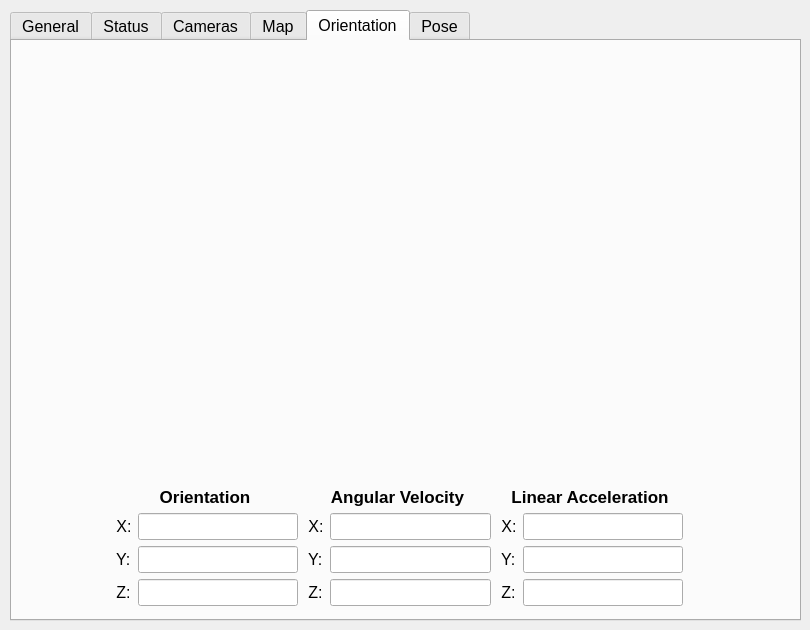
Qt form packages/extras/ezrassor_dashboard/resources/interfaces/main_window.ui (FlaSpaceInst/EZ-RASSOR) before a commit.
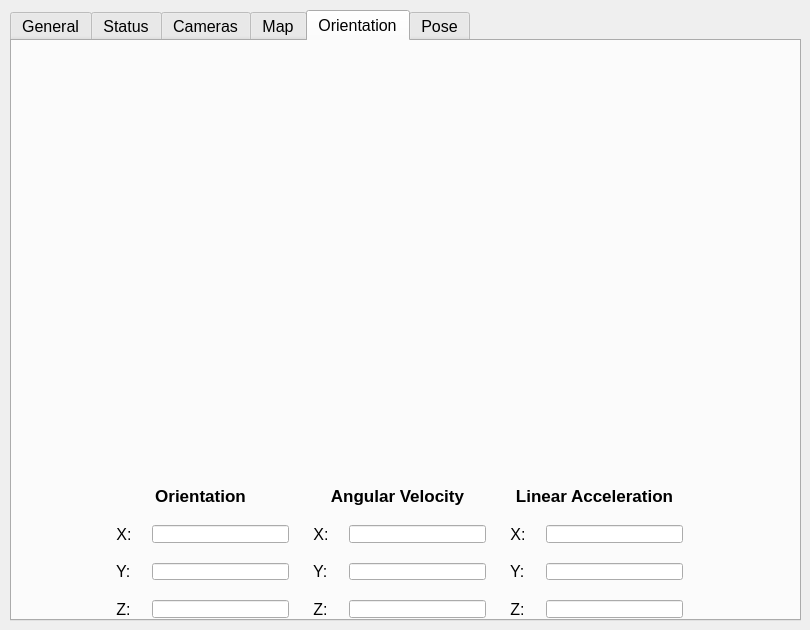
The same form after that commit. The open tabs and pages were chosen to show the change. Icons and pictures are not drawn.

Commit message: gimme some personal space

Diff of the .ui file:
```diff
--- a/packages/extras/ezrassor_dashboard/resources/interfaces/main_window.ui
+++ b/packages/extras/ezrassor_dashboard/resources/interfaces/main_window.ui
@@ -493,6 +493,9 @@
       </rect>
      </property>
      <layout class="QHBoxLayout" name="orientationDataBoxes">
+      <property name="spacing">
+       <number>20</number>
+      </property>
       <item>
        <layout class="QFormLayout" name="orientationDataBox">
         <item row="0" column="0" colspan="2">
```
